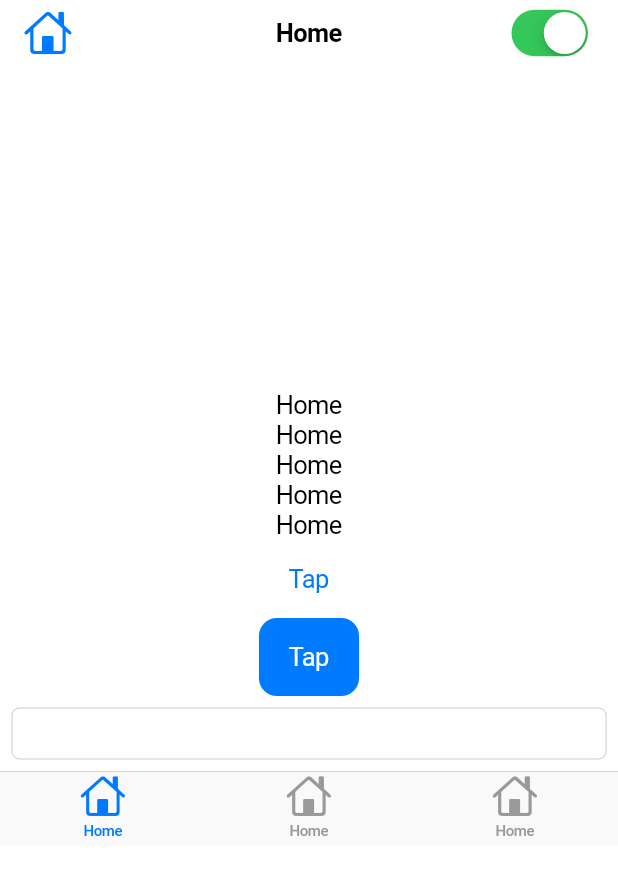
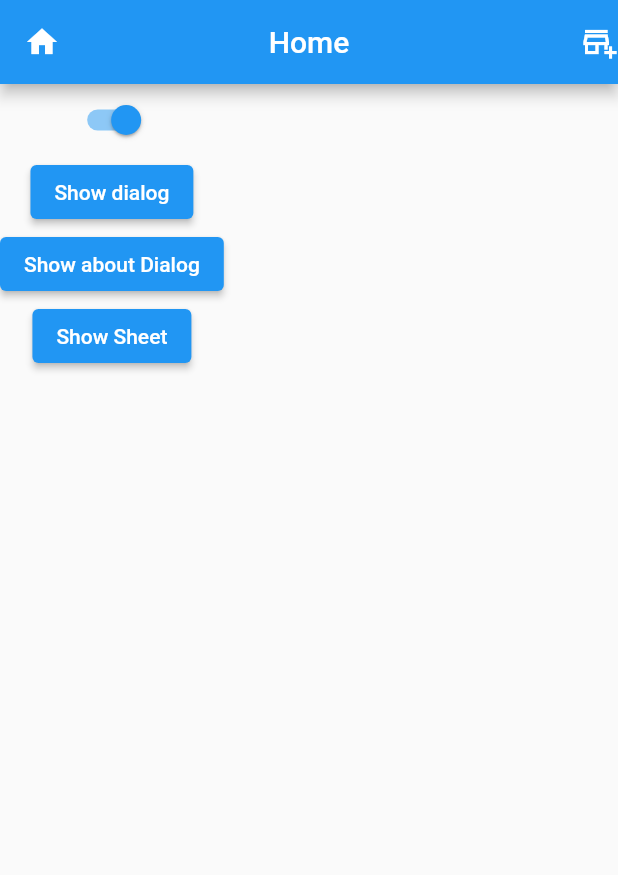
Before and after one commit to myself-Fahim/Ostad-Flutter, a Flutter app: the screen it shows after launch, on a phone screen of 412 x 824 dp. Shown: the top 875 px of the screen. Run offline on Flutter 3.47's test engine with Material 2 defaults, Android fonts, the phone set to English and light mode, and no system bars.

Commit message:
Dialog and bottom sheet Added

```diff
--- a/lib/main.dart
+++ b/lib/main.dart
@@ -1,4 +1,5 @@
 import 'package:flutter/cupertino.dart';
+import 'package:flutter/material.dart';
 
 void main(){
   runApp(
@@ -10,7 +11,7 @@ class MyApp extends StatelessWidget {
 
   @override
   Widget build(BuildContext context) {
-    return CupertinoApp(
+    return MaterialApp(
       debugShowCheckedModeBanner: false,
       home:Home(),
     );
@@ -18,39 +19,67 @@ class MyApp extends StatelessWidget {
 }
 class Home extends StatelessWidget {
   const Home({super.key});
+
   @override
   Widget build(BuildContext context) {
-    return CupertinoPageScaffold(
-      navigationBar: CupertinoNavigationBar(
-        leading:Icon(CupertinoIcons.home),
-        middle: Text('Home'),
-        trailing: CupertinoSwitch(
-          onChanged: (bool onchange){},value: true,
-        ),
+    return Scaffold(
+      appBar:AppBar(
+        title:Text('Home'),
+        centerTitle: true,
+        leading: Icon(Icons.home),
+        actions: [Icon(Icons.add_business_outlined)],
       ),
-        child:Center(
-            child: Column(
-              mainAxisAlignment: MainAxisAlignment.center,
-              children: [
-                Text('Home'),
-                Text('Home'),
-                Text('Home'),
-                Text('Home'),
-                Text('Home'),
-                CupertinoButton(child: Text('Tap'), onPressed:(){}),
-                CupertinoButton.filled(child: Text('Tap'), onPressed:(){}),
-                Padding(
-                  padding: const EdgeInsets.all(8.0),
-                  child: CupertinoTextField(),
+      body: Column(
+        children: [
+          Switch(value: true, onChanged:(bool value){}),
+          ElevatedButton(onPressed:(){
+            showDialog(
+              barrierDismissible: false,
+                context: context, builder:(context) {
+              return AlertDialog(
+                title: Text('Alert'),
+                content: Text('You are in Danger'),
+                actions: [
+                  TextButton(onPressed: (){
+                    Navigator.pop(context);
+                  }, child:Text('Cancel')),
+                  TextButton(onPressed: (){}, child:Text('Ok')),
+                 ],
+                );
+              }
+            );
+          } , child: Text('Show dialog')),
+          ElevatedButton(onPressed: (){
+            showAboutDialog(context: context,applicationName:"Book and Kick");
+           }, child: Text('Show about Dialog')),
+          ElevatedButton(onPressed: (){
+            showModalBottomSheet(
+              ///isDismissible: false,
+              barrierColor: Colors.black54,
+                shape:RoundedRectangleBorder(
+                  borderRadius: BorderRadius.only(
+                    topRight:Radius.circular(15),
+                    topLeft: Radius.circular(15),
+                  )
                 ),
-                CupertinoTabBar(items:[
-                  BottomNavigationBarItem(label:'Home',icon:Icon(CupertinoIcons.home)),
-                  BottomNavigationBarItem(label:'Home',icon:Icon(CupertinoIcons.home)),
-                  BottomNavigationBarItem(label:'Home',icon:Icon(CupertinoIcons.home)),
-                ])
-              ],
-            )
-        ),
+                context:context, builder:(context){
+              return Padding(
+                padding: const EdgeInsets.all(8.0),
+                child: Column(
+                  mainAxisAlignment: MainAxisAlignment.center,
+                  children: [
+                    Text('Argentina 1-0 Brazil'),
+                  ],
+                ),
+              );
+             }
+            );
+          },
+              child:Text("Show Sheet")
+          )
+         ],
+      ),
+
     );
   }
 }
```
